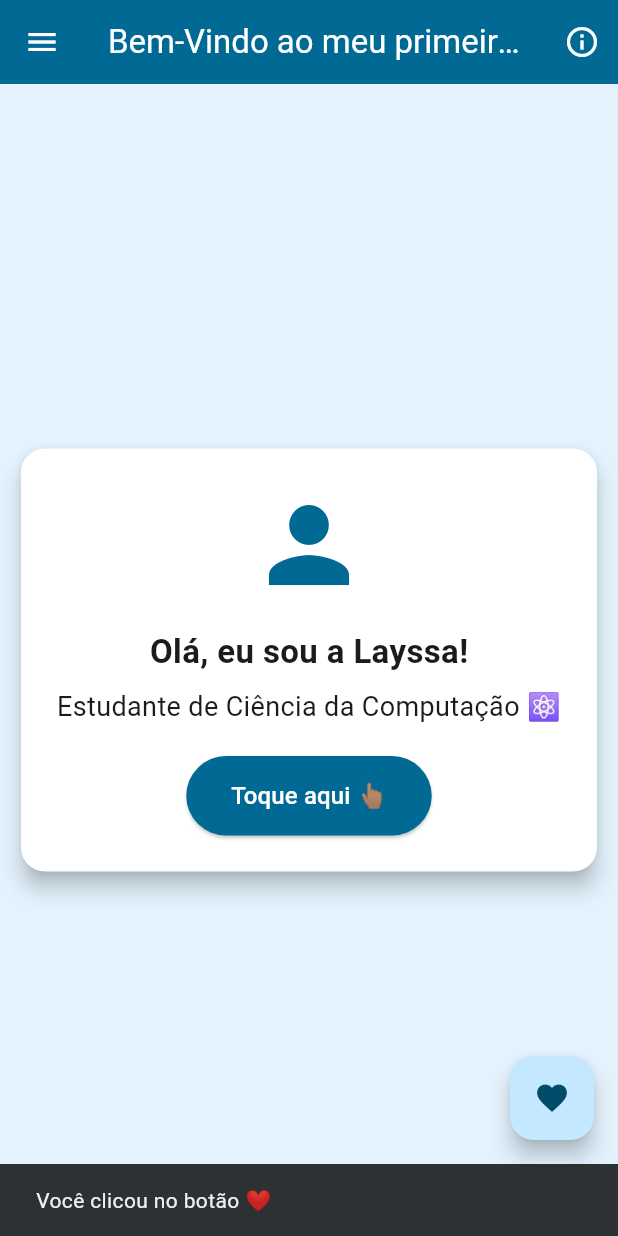
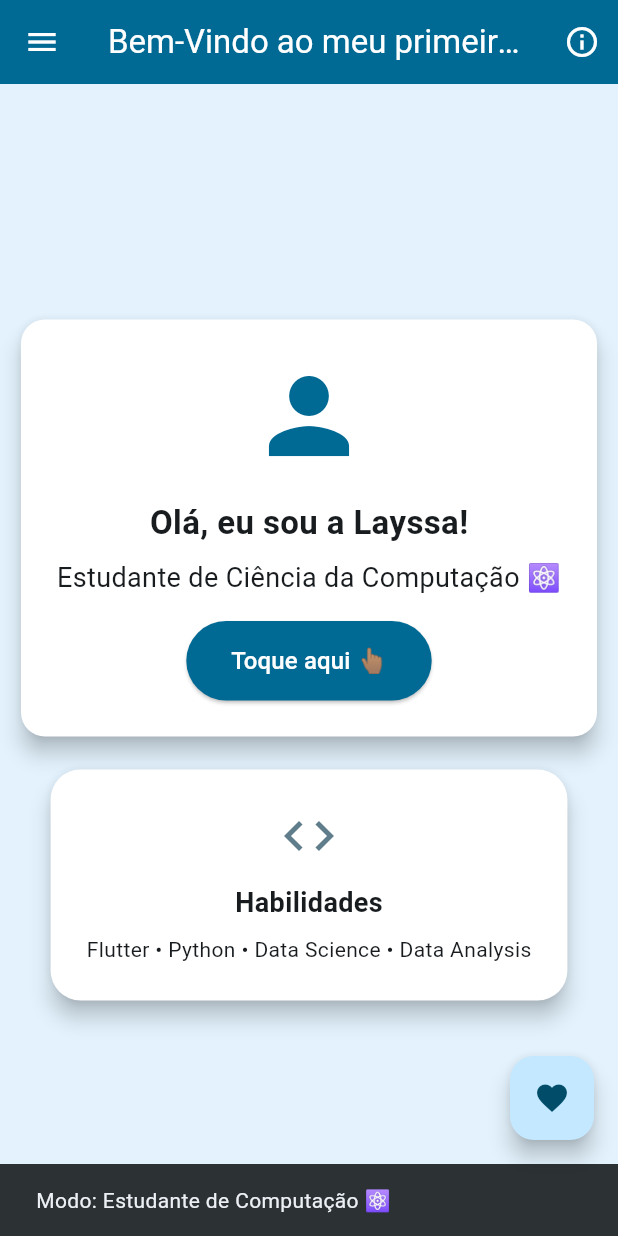
Before and after one commit to LayssaRD/reino_mobile_app, a Flutter app: the screen it shows after launch, after a tap on the "favorite" icon, on a phone screen of 412 x 824 dp. Run offline on Flutter 3.47's test engine with Material 3 defaults, Android fonts, the phone set to English and light mode, and no system bars.

Commit message:
feat: add second Card and dynamic SnackBar

```diff
--- a/lib/main.dart
+++ b/lib/main.dart
@@ -85,7 +85,7 @@ class _MyHomePageState extends State<MyHomePage> {
                       textAlign: TextAlign.center,
                       style: const TextStyle(fontSize: 18),
                     ),
-                    const SizedBox(height: 20),
+                    const SizedBox(height: 16),
                     ElevatedButton(
                       onPressed: () {
                         setState(() {
@@ -113,15 +113,43 @@ class _MyHomePageState extends State<MyHomePage> {
                 ),
               ),
             ),
+            const SizedBox(height: 14),
+            Card(
+              elevation: 6,
+              color: Colors.white,
+              shape: RoundedRectangleBorder(
+                borderRadius: BorderRadius.circular(20),
+              ),
+              child: Padding(
+                padding: const EdgeInsets.all(24.0),
+                child: Column(
+                  mainAxisSize: MainAxisSize.min,
+                  children: const [
+                    Icon(Icons.code, size: 40, color: Colors.blueGrey),
+                    SizedBox(height: 12),
+                    Text(
+                      'Habilidades',
+                      style: TextStyle(fontSize: 18, fontWeight: FontWeight.bold),
+                    ),
+                    SizedBox(height: 8),
+                    Text('Flutter • Python • Data Science • Data Analysis'),
+                  ],
+                ),
+              ),
+            ),
           ],
         ),
       ),
       floatingActionButton: FloatingActionButton(
         onPressed: () {
+          final mensagem = texto == 'Estudante de Ciência da Computação ⚛️'
+              ? 'Modo: Estudante de Computação ⚛️'
+              : 'Modo: Cientista de Dados 🎲';
+
           ScaffoldMessenger.of(context).showSnackBar(
-            const SnackBar(
-              content: Text('Você clicou no botão ❤️'),
-              duration: Duration(seconds: 3),
+            SnackBar(
+              content: Text(mensagem),
+              duration: const Duration(seconds: 3),
             ),
           );
         },
```
